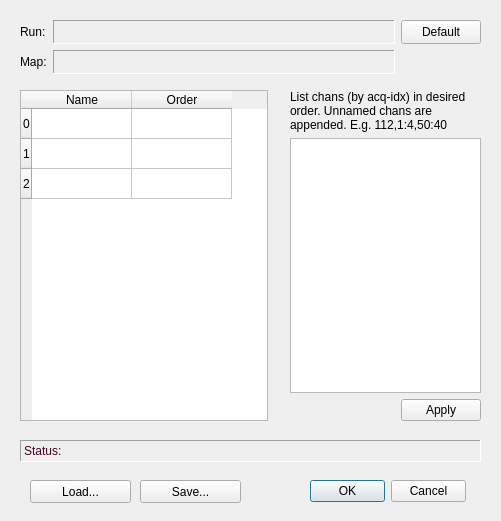
First picture: the form in Forms/ChanMapping.ui, repository billkarsh/SpikeGLX, before the edit.
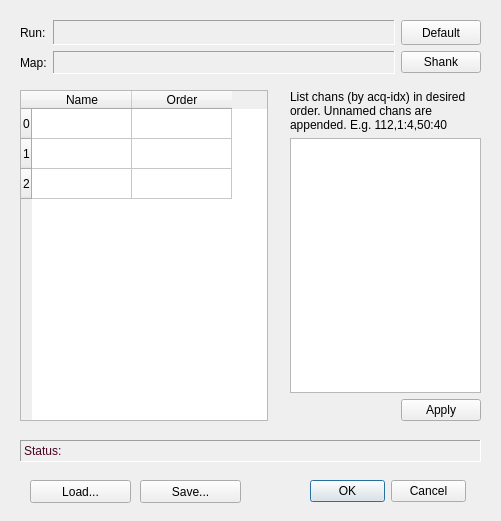
Second picture: the form after the edit.

Commit message: Can order ChanMap according to ShankMap

```diff
--- a/Forms/ChanMapping.ui
+++ b/Forms/ChanMapping.ui
@@ -352,6 +352,16 @@
       </property>
      </widget>
     </item>
+    <item row="1" column="3">
+     <widget class="QPushButton" name="shankBut">
+      <property name="toolTip">
+       <string>Order neural channels using ShankMap; bring them to top</string>
+      </property>
+      <property name="text">
+       <string>Shank</string>
+      </property>
+     </widget>
+    </item>
    </layout>
   </widget>
   <widget class="QWidget" name="gridLayoutWidget_2">
```
Left out of the diff: 1 changed line with no effect on the pictures. The commit also changes 7 other files.
